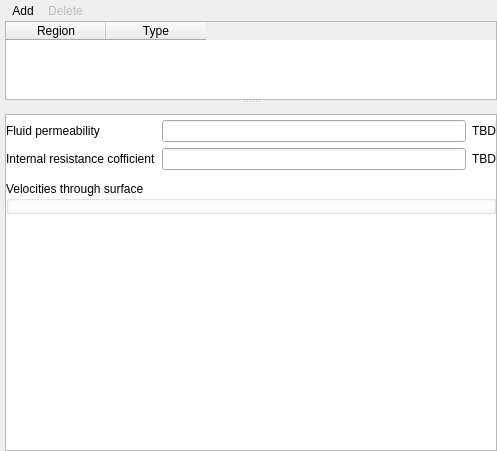
Old version of the form gui/uifiles/internal_surfaces.ui in the repository truongd8593/mfix.
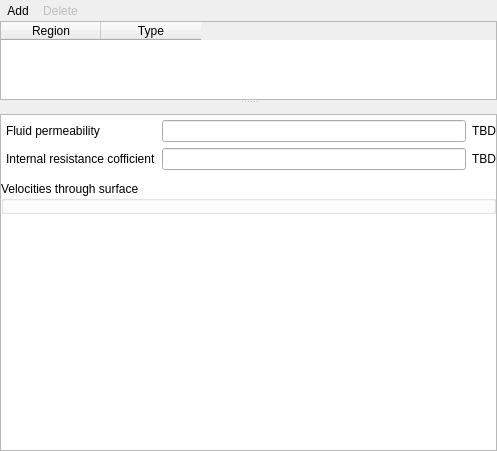
New version of the form. Custom widgets are drawn as their Qt base class.

Patch:
```diff
--- a/gui/uifiles/internal_surfaces.ui
+++ b/gui/uifiles/internal_surfaces.ui
@@ -21,7 +21,7 @@
     <number>0</number>
    </property>
    <property name="leftMargin">
-    <number>5</number>
+    <number>0</number>
    </property>
    <property name="topMargin">
     <number>0</number>
@@ -262,7 +262,7 @@
                </property>
                <layout class="QGridLayout" name="gridLayout_3">
                 <property name="leftMargin">
-                 <number>0</number>
+                 <number>5</number>
                 </property>
                 <property name="topMargin">
                  <number>5</number>
@@ -320,7 +320,7 @@
                </property>
                <layout class="QGridLayout" name="gridLayout_5">
                 <property name="leftMargin">
-                 <number>0</number>
+                 <number>5</number>
                 </property>
                 <property name="topMargin">
                  <number>10</number>
```
